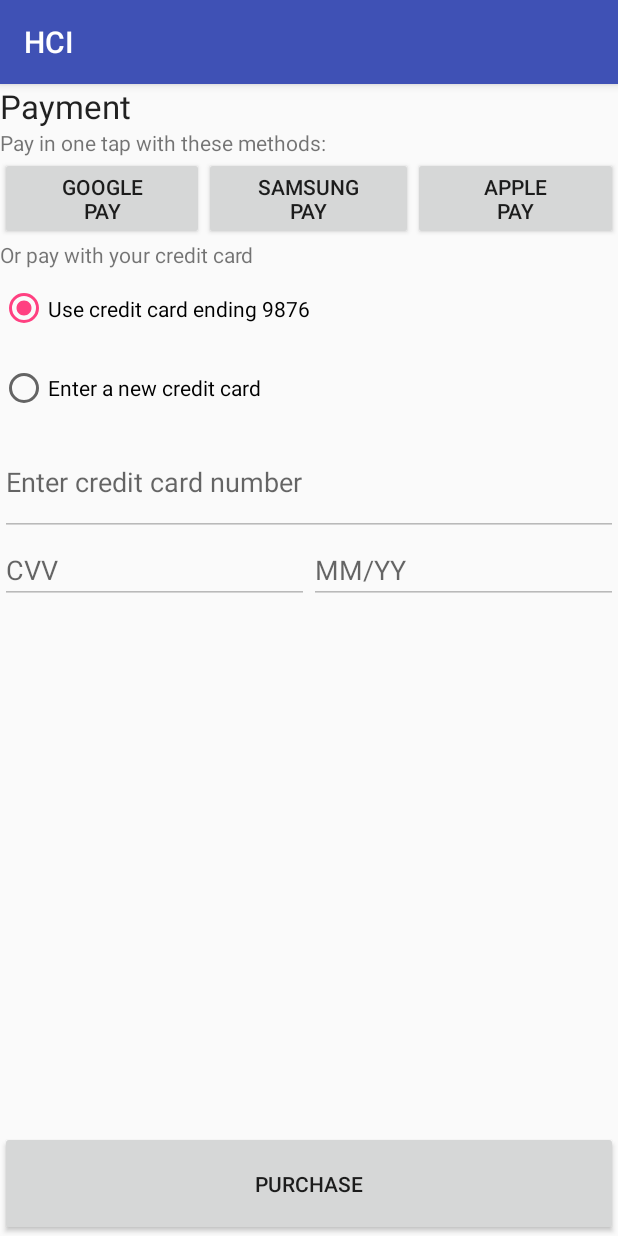
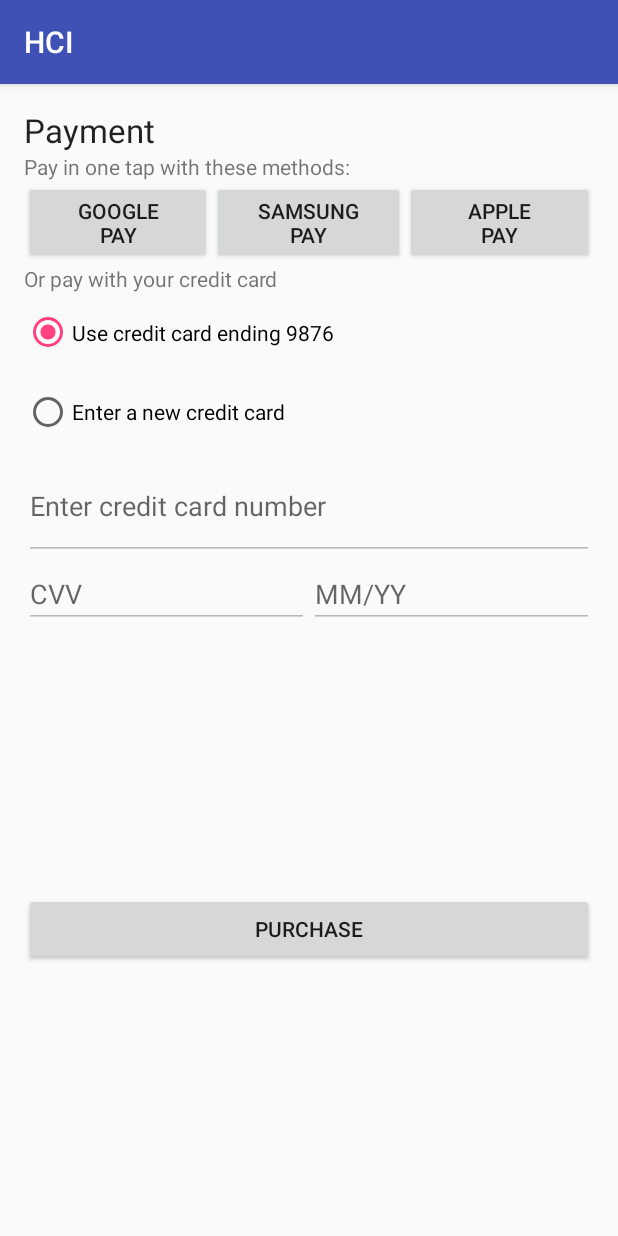
Before and after one commit to seokjunbing/hci, an Android app: the Payment screen opened directly, with no data from a screen before it, on a phone screen of 412 x 824 dp. Run offline under Robolectric (Android 15) with nearby library versions, the phone set to English and light mode, and no system bars.

Commit message:
updated layouts

```diff
--- a/app/src/main/res/layout/activity_confirmation.xml
+++ b/app/src/main/res/layout/activity_confirmation.xml
@@ -51,7 +51,7 @@
     <View
         android:id="@+id/view"
         android:layout_width="match_parent"
-        android:layout_height="137dp" />
+        android:layout_height="135dp" />
 
     <TextView
         android:id="@+id/textView8"
--- a/app/src/main/res/layout/activity_payment.xml
+++ b/app/src/main/res/layout/activity_payment.xml
@@ -4,6 +4,7 @@
     xmlns:tools="http://schemas.android.com/tools"
     android:layout_width="match_parent"
     android:layout_height="fill_parent"
+    android:layout_margin="16dp"
     android:orientation="vertical"
     tools:context=".Payment">
 
@@ -127,17 +128,15 @@
 
     </LinearLayout>
 
-    <LinearLayout
+    <View
+        android:id="@+id/view"
         android:layout_width="match_parent"
-        android:layout_height="match_parent"
-        android:gravity="bottom"
-        android:orientation="vertical">
+        android:layout_height="150dp" />
 
-        <Button
-            android:id="@+id/purchase"
-            android:layout_width="match_parent"
-            android:layout_height="70dp"
-            android:text="Purchase" />
-    </LinearLayout>
+    <Button
+        android:id="@+id/purchase"
+        android:layout_width="match_parent"
+        android:layout_height="wrap_content"
+        android:text="Purchase" />
 
 </LinearLayout>
```
